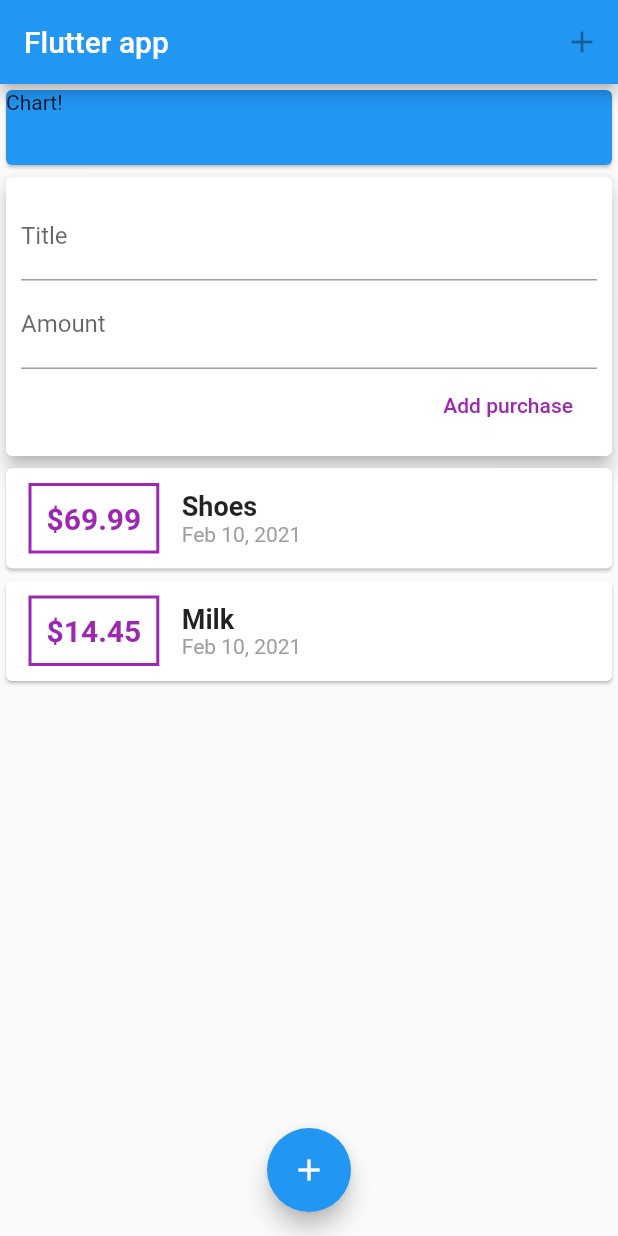
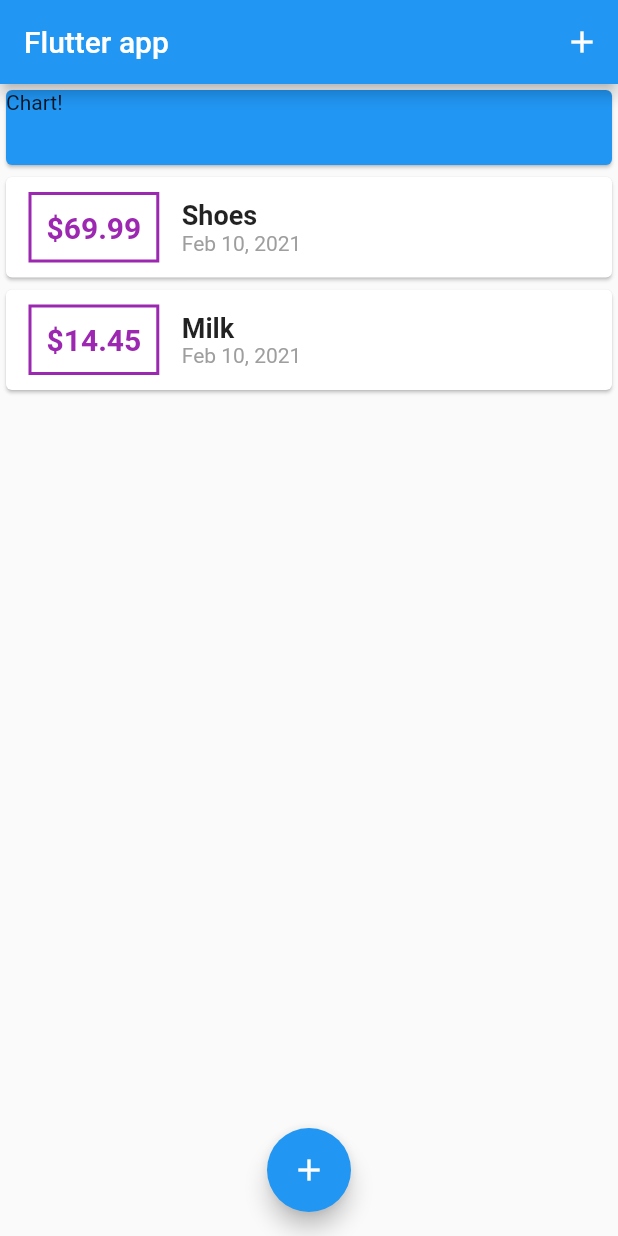
Before and after one commit to MaksymShokin/Personal_Expenses, a Flutter app: the screen it shows after launch, on a phone screen of 412 x 824 dp. Run offline on Flutter 3.47's test engine with Material 2 defaults, Android fonts, the phone set to English and light mode, and no system bars.

```diff
--- a/lib/main.dart
+++ b/lib/main.dart
@@ -1,6 +1,8 @@
 import 'package:flutter/material.dart';
 
-import './widgets/user_transactions.dart';
+import './widgets/new_transaction.dart';
+import './widgets/transactions_list.dart';
+import './models/transaction.dart';
 
 void main() {
   runApp(MyApp());
@@ -17,7 +19,47 @@ class MyApp extends StatelessWidget {
   }
 }
 
-class MyHomePage extends StatelessWidget {
+class MyHomePage extends StatefulWidget {
+  @override
+  _MyHomePageState createState() => _MyHomePageState();
+}
+
+class _MyHomePageState extends State<MyHomePage> {
+  final List<Transaction> _transactions = [
+    Transaction(
+      id: 't1',
+      title: 'Shoes',
+      date: DateTime.now(),
+      amount: 69.99,
+    ),
+    Transaction(
+      id: 't2',
+      title: 'Milk',
+      date: DateTime.now(),
+      amount: 14.45,
+    )
+  ];
+
+  void _addTransaction(String title, double amount) {
+    setState(() {
+      _transactions.add(Transaction(
+        title: title,
+        amount: amount,
+        date: DateTime.now(),
+        id: 't${_transactions.length}',
+      ));
+    });
+  }
+
+  void _openAddTransactionModal(BuildContext ctx) {
+    showModalBottomSheet(
+      context: ctx,
+      builder: (buildCtx) {
+        return NewTransaction(_addTransaction);
+      },
+    );
+  }
+
   @override
   Widget build(BuildContext context) {
     return Scaffold(
@@ -26,7 +68,7 @@ class MyHomePage extends StatelessWidget {
         actions: [
           IconButton(
             icon: Icon(Icons.add),
-            onPressed: null,
+            onPressed: () => _openAddTransactionModal(context),
           )
         ],
       ),
@@ -42,12 +84,13 @@ class MyHomePage extends StatelessWidget {
                 child: Text('Chart!'),
               ),
             ),
-            UserTransactions()
+            TransactionsList(_transactions)
           ],
         ),
       ),
       floatingActionButton: FloatingActionButton(
         child: Icon(Icons.add),
+        onPressed: () => _openAddTransactionModal(context),
       ),
       floatingActionButtonLocation: FloatingActionButtonLocation.centerFloat,
     );
--- a/lib/widgets/user_transactions.dart
+++ /dev/null
@@ -1,48 +0,0 @@
-import 'package:flutter/material.dart';
-
-import '../models/transaction.dart';
-import './transactions_list.dart';
-import './new_transaction.dart';
-
-class UserTransactions extends StatefulWidget {
-  @override
-  _UserTransactionsState createState() => _UserTransactionsState();
-}
-
-class _UserTransactionsState extends State<UserTransactions> {
-  final List<Transaction> _transactions = [
-    Transaction(
-      id: 't1',
-      title: 'Shoes',
-      date: DateTime.now(),
-      amount: 69.99,
-    ),
-    Transaction(
-      id: 't2',
-      title: 'Milk',
-      date: DateTime.now(),
-      amount: 14.45,
-    )
-  ];
-
-  void _addTransaction(String title, double amount) {
-    setState(() {
-      _transactions.add(Transaction(
-        title: title,
-        amount: amount,
-        date: DateTime.now(),
-        id: 't${_transactions.length}',
-      ));
-    });
-  }
-
-  @override
-  Widget build(BuildContext context) {
-    return Column(
-      children: [
-        NewTransaction(_addTransaction),
-        TransactionsList(_transactions),
-      ],
-    );
-  }
-}
```
